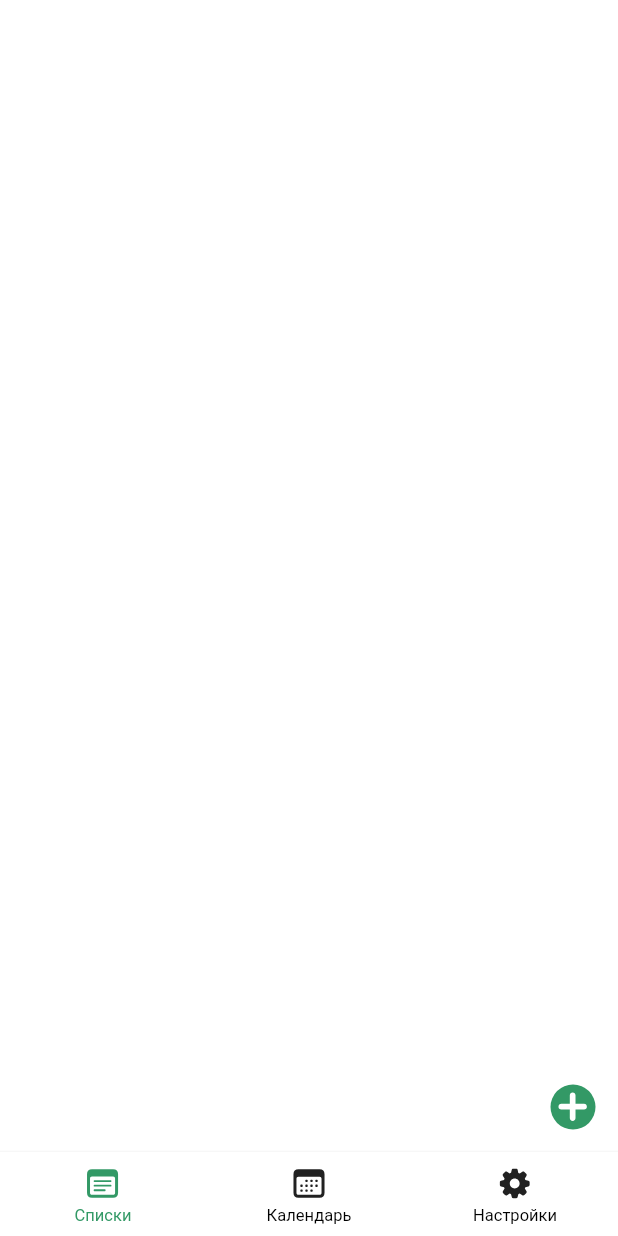
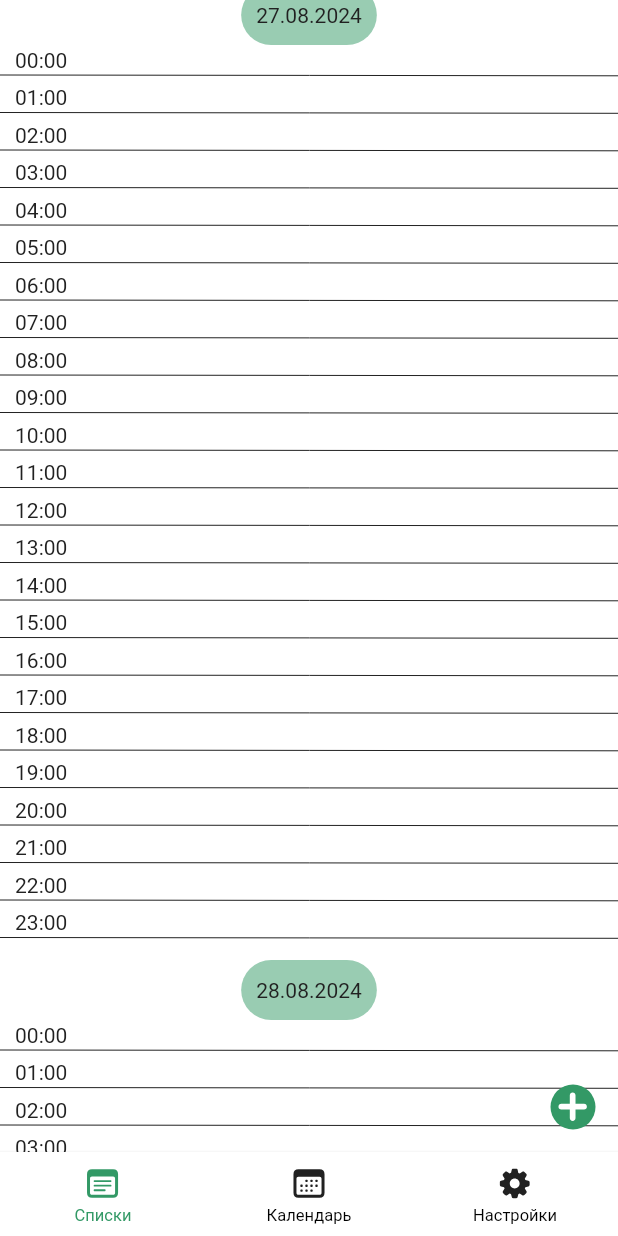
Before and after one commit to qoiu/task_calendar, a Flutter app: the screen it shows after launch, on a phone screen of 412 x 824 dp. Run offline on Flutter 3.47's test engine with Material 3 defaults, Android fonts, the phone set to English and light mode, and no system bars; our stand-ins replace flutter_svg, sqflite; accounts and stored records are empty; generated files the repository leaves out were written again.

```diff
--- a/lib/main.dart
+++ b/lib/main.dart
@@ -1,9 +1,8 @@
 import 'package:flutter/material.dart';
-import 'package:task_calendar/database/tasks_database.dart';
+import 'package:flutter_gen/gen_l10n/app_localizations.dart';
 import 'package:task_calendar/screens/main_app_screen.dart';
 import 'package:task_calendar/themes.dart';
 import 'package:task_calendar/utils/utils.dart';
-import 'package:flutter_gen/gen_l10n/app_localizations.dart';
 
 void main() {
   runApp(const MyApp());
--- a/lib/models/task.dart
+++ b/lib/models/task.dart
@@ -4,34 +4,47 @@ import 'package:task_calendar/themes.dart';
 import 'package:task_calendar/utils/utils.dart';
 
 class Task {
+  int? id;
   String title;
   String? description;
   Color color;
   DateTime start;
-  DateTime end;
+  DateTime? end;
 
   Color get textColor => color.oppositeColor();
-  String get time =>
-      '${formatTime.format(start).padLeft(5, '0')} - ${formatTime.format(end).padLeft(5, '0')}';
+  String get time => end == null
+      ? formatTime.format(start).padLeft(5, '0')
+      : '${formatTime.format(start).padLeft(5, '0')} - ${formatTime.format(end!).padLeft(5, '0')}';
 
   Task(
       {required this.title,
       this.description,
       this.color = MainTheme.accent,
       required this.start,
-      required this.end});
+      this.end});
 
   Task.fromJson(Map<String, dynamic> json)
-      : title = json['title'],
+      : id = json['id'],
+        title = json['title'],
         description = json['description'],
         color = json['color'] ?? MainTheme.accent,
-        start = json['start'],
-        end = json['end'];
+        start = json['start'] != null
+            ? DateTime.fromMillisecondsSinceEpoch(json['start'])
+            : DateTime.now(),
+        end = json['end'] != null
+            ? DateTime.fromMillisecondsSinceEpoch(json['end'])
+            : null;
 
   Map<String, Object?> toDb() => {
+        if (id != null) 'id': id,
         'title': title,
         'description': description,
         'start': start.millisecondsSinceEpoch,
-        'end': end.millisecondsSinceEpoch
+        'end': end?.millisecondsSinceEpoch
       };
+
+  @override
+  String toString() {
+    return 'Task{title: $title, start: ${formatDate.format(start)}}';
+  }
 }
--- a/lib/screens/lists/custom_painter.dart
+++ b/lib/screens/lists/custom_painter.dart
@@ -6,22 +6,18 @@ import 'package:task_calendar/screens/lists/models/custom_data.dart';
 import 'package:task_calendar/utils/utils.dart';
 
 class ListPainter extends CustomPainter {
-  final List<Task> tasks;
-  DrawTaskHelper datesHelper;
   final CustomListController controller;
 
-  ListPainter(
-      {required this.controller,
-      required this.tasks,
-      required this.datesHelper});
+  ListPainter(this.controller);
 
   @override
   void paint(Canvas canvas, Size size) {
+    controller.regions.clear();
     drawDates(canvas, size);
   }
 
   drawDates(Canvas canvas, Size size) {
-    'y: ${controller.yOffset}'.dpBlue().print();
+    // 'y: ${controller.yOffset}'.dpBlue().print();
     Paint paint = Paint()
       ..color = getColorScheme().primary.withOpacity(0.5)
       ..style = PaintingStyle.fill;
@@ -29,8 +25,8 @@ class ListPainter extends CustomPainter {
     double nextItemH = 0.0;
     double firstDateOffset = 0.0;
     double secondDateOffset = 0.0;
-    for (var date in datesHelper.dates) {
-      var index = datesHelper.dates.indexOf(date);
+    for (var date in controller.drawTaskHelper.dates) {
+      var index = controller.drawTaskHelper.dates.indexOf(date);
       TextPainter textPainter = TextPainter(
         text: TextSpan(
           text: date.title,
@@ -61,6 +57,7 @@ class ListPainter extends CustomPainter {
           ));
       nextItemH += textHeight + 10;
       for (var time in date.times) {
+        var timeStart = nextItemH;
         TextPainter textPainter = TextPainter(
           text: TextSpan(
             text: time.title,
@@ -75,19 +72,24 @@ class ListPainter extends CustomPainter {
 
         textPainter.paint(canvas, Offset(10, controller.yOffset + nextItemH));
         nextItemH.toString().dpYellow();
-        var taskHeight = nextItemH;
-        for (Task task in time.tasks) {
-          drawTask(
-              canvas,
-              Size(size.width - textWidth - 30, taskHeight + 5),
-              Offset(textWidth + 20, taskHeight + controller.yOffset - 5),
-              task);
-          taskHeight += textHeight + 5;
+        var taskOffset = nextItemH;
+        for (UiTask task in time.tasks) {
+          task.task.title.dpBlue().print();
+          var rect = Rect.fromLTWH(textWidth + 20, taskOffset - 5,
+              size.width - textWidth - 30, textHeight + 5);
+          rect.toString().dpGreen().print();
+          drawTask(canvas, rect.size,
+              Offset(rect.left, rect.top + controller.yOffset), task.task);
+          controller.regions.addEntries([MapEntry(rect, task)]);
+          taskOffset += textHeight + 5;
         }
-        nextItemH += max(textHeight, taskHeight);
+        nextItemH = max(nextItemH + textHeight, taskOffset);
         canvas.drawLine(Offset(0, controller.yOffset + nextItemH),
             Offset(size.height, controller.yOffset + nextItemH + 1), linePaint);
         nextItemH += 5;
+        var rect =
+            Rect.fromLTWH(0, timeStart, size.width, nextItemH - timeStart);
+        controller.regions.addEntries([MapEntry(rect, time)]);
         if (controller.yOffset + nextItemH > size.height + 100) {
           break;
         }
@@ -104,24 +106,21 @@ class ListPainter extends CustomPainter {
       }
     }
     if (controller.yOffset > 0 && firstDateOffset > 0) {
-      controller.updateDate();
       controller.currentDate =
           controller.currentDate.add(const Duration(days: -1));
+      controller.updateDates();
       controller.yOffset -= firstDateOffset;
       "newOffset: ${controller.yOffset}".dpRed().print();
-      controller.updateDate();
+      controller.updateDates();
       // drawDates(canvas, size);
       return;
     }
-    "${controller.yOffset}<secondDateOffset: ${secondDateOffset * -1}"
-        .dpRed()
-        .print();
     if (controller.yOffset < secondDateOffset * -1 && secondDateOffset > 0) {
       controller.currentDate =
           controller.currentDate.add(const Duration(days: 1));
       controller.yOffset += secondDateOffset - firstDateOffset;
       "newOffset: ${controller.yOffset}".dpRed().print();
-      controller.updateDate();
+      controller.updateDates();
       // drawDates(canvas, size);
       return;
     }
@@ -147,9 +146,9 @@ class ListPainter extends CustomPainter {
       ),
       textAlign: TextAlign.right,
       maxLines: 1,
-      textDirection: TextDirection.rtl,
+      textDirection: TextDirection.ltr,
     );
-    timeTextPainter.layout(maxWidth: size.width / 2);
+    timeTextPainter.layout(maxWidth: size.width);
     double textWidth = timeTextPainter.width;
     timeTextPainter.paint(
         canvas, Offset(size.width - textWidth / 2, offset.dy));
--- a/lib/screens/lists/main_custom_list_screen.dart
+++ b/lib/screens/lists/main_custom_list_screen.dart
@@ -1,8 +1,8 @@
 import 'package:flutter/material.dart';
+import 'package:sqflite/sqflite.dart';
 import 'package:task_calendar/components/svg_button.dart';
 import 'package:task_calendar/database/tasks_database.dart';
 import 'package:task_calendar/models/task.dart';
-import 'package:task_calendar/screens/lists/components/list_date_time_item.dart';
 import 'package:task_calendar/screens/lists/models/custom_data.dart';
 import 'package:task_calendar/utils/utils.dart';
 
@@ -15,29 +15,35 @@ class MainCustomListScreen extends StatefulWidget {
   State<MainCustomListScreen> createState() => _MainCustomListScreenState();
 }
 
-class _MainCustomListScreenState extends State<MainCustomListScreen> {
-  CustomListController offsetController = CustomListController();
+class _MainCustomListScreenState extends State<MainCustomListScreen>
+    with CustomListController {
   List<Task> tasks = [];
 
   @override
-  void initState() {
-    super.initState();
-    offsetController.updateDate = updateDates;
+  onTaskClick(UiTask task) {}
+
+  @override
+  onTimeClick(UiTime time) async {
+    await tasksDatabase.database.insert(
+      'tasks',
+      Task(title: 'new task', start: time.time).toDb(),
+      conflictAlgorithm: ConflictAlgorithm.replace,
+    );
+    updateDates();
   }
 
+  @override
   updateDates() async {
     'updateDates'.dpRed().printLong();
+    drawTaskHelper = DrawTaskHelper.fromToday(currentDate, tasks);
+    await Future.delayed(const Duration(milliseconds: 100));
+    setState(() {});
     try {
-      // var id = await tasksDatabase.database.insert(
-      //     'tasks',
-      //     Task(title: 'test', start: DateTime.now(), end: DateTime.now())
-      //         .toDb(),
-      //     conflictAlgorithm: ConflictAlgorithm.replace);
-      // 'create $id'.dpGreen().print();
       tasks = (await tasksDatabase.database.query('tasks'))
           .map((e) => Task.fromJson(e))
           .toList();
       tasks.toString().dpRed().printLong();
+      drawTaskHelper = DrawTaskHelper.fromToday(currentDate, tasks);
       'updateDates'.dpRed().print();
     } on Exception catch (e) {
       e.toString().dpRed().printLong();
@@ -52,29 +58,26 @@ class _MainCustomListScreenState extends State<MainCustomListScreen> {
       children: [
         GestureDetector(
             onVerticalDragUpdate: (drag) {
-              offsetController.yOffset += drag.delta.dy;
+              yOffset += drag.delta.dy;
               setState(() {});
+            },
+            onTapDown: (details) {
+              onTap(Offset(details.localPosition.dx,
+                  details.localPosition.dy - yOffset));
             },
             child: Container(
                 color: Colors.transparent,
                 width: double.maxFinite,
                 height: double.maxFinite,
                 child: CustomPaint(
-                  painter: ListPainter(
-                      datesHelper: DrawTaskHelper(dates)List.generate(50, (i) {
-                        return ListDateTimeItem(formatDate.format(
-                            offsetController.currentDate
-                                .add(Duration(days: i - 1))));
-                      }),
-                      tasks: tasks,
-                      controller: offsetController),
+                  painter: ListPainter(this),
                 ))),
         Container(
           alignment: Alignment.bottomRight,
           padding: const EdgeInsets.all(15),
           child: SvgButton('assets/svg/ic_plus.svg', () {
             setState(() {
-              offsetController.yOffset -= 100;
+              yOffset -= 100;
             });
           }),
         )
--- a/lib/screens/lists/models/custom_data.dart
+++ b/lib/screens/lists/models/custom_data.dart
@@ -1,31 +1,94 @@
+import 'package:flutter/material.dart';
+import 'package:task_calendar/models/task.dart';
+import 'package:task_calendar/utils/utils.dart';
 
-import 'package:task_calendar/models/task.dart';
-
-class CustomListController {
+mixin CustomListController {
   double yOffset = 0.0;
   DateTime currentDate = DateTime.now();
-  Function() updateDate = () {};
-  DrawTaskHelper drawTaskHelper = DrawTaskHelper([]);
+  DrawTaskHelper drawTaskHelper = DrawTaskHelper.fromToday(DateTime.now());
+  Map<Rect, dynamic> regions = {};
+
+  onTap(Offset point) {
+    point.toString().dpYellow().print();
+    var contain = regions.entries.where((e) => e.key.contains(point));
+    contain.map((e) => e.value.toString()).join(",").dpGreen().print();
+    var region = contain.firstOrNull?.value;
+    if (region is UiTask) {
+      region.task.title.dpRed().print();
+      onTaskClick(region);
+    }
+    if (region is UiTime) {
+      region.title.dpRed().print();
+      region.parent.title.dpRed().print();
+      onTimeClick(region);
+    }
+  }
+
+  updateDates() {}
+
+  onTaskClick(UiTask task) {}
+  onTimeClick(UiTime time) {}
 }
 
 class DrawTaskHelper {
   List<UiDate> dates;
 
-  DrawTaskHelper._(this.dates);
-  DrawTaskHelper.fromToday(DateTime today):dates = List.generate(20, (i)=>UiDate(title, times))
+  DrawTaskHelper(this.dates);
 
+  DrawTaskHelper.fromToday(DateTime today, [List<Task>? tasks])
+      : dates = List.generate(
+            20,
+            (i) => UiDate(
+                formatDate.format(today.add(Duration(days: i - 1))),
+                List.generate(
+                    24, (i) => UiTime('${i.toString().padLeft(2, '0')}:00')))) {
+    dates.forEach((date) {
+      date.times.forEach((time) {
+        time.parent = date;
+      });
+    });
+    if (tasks != null) {
+      tasks.forEach((task) {
+        var date = formatDate.format(task.start);
+        var time = formatTime.format(task.start);
+        dates
+            .where((e) => e.title == date)
+            .firstOrNull
+            ?.times
+            .where((t) => t.title == time)
+            .firstOrNull
+            ?.let((t) {
+          t.tasks.add(UiTask(task));
+        });
+      });
+    }
+  }
 }
 
 class UiDate {
   String title;
   List<UiTime> times;
 
+  DateTime get date => formatDate.parse(title);
   UiDate(this.title, this.times);
 }
 
 class UiTime {
   String title;
-  List<Task> tasks;
+  late UiDate parent;
+  List<UiTask> tasks = List<UiTask>.empty(growable: true);
 
-  UiTime(this.title, this.tasks);
+  DateTime get time => DateTime(parent.date.year, parent.date.month, parent.date.day, formatTime.parse(title).hour,  formatTime.parse(title).minute);
+
+  UiTime(this.title, [List<Task>? defaultTasks]) {
+    if (defaultTasks != null) {
+      tasks = defaultTasks.map((e) => UiTask(e)).toList();
+    }
+  }
 }
+
+class UiTask {
+  Task task;
+
+  UiTask(this.task);
+}
--- a/lib/utils/utils.dart
+++ b/lib/utils/utils.dart
@@ -32,3 +32,7 @@ extension OppositeColor on Color {
     return sum > 128 ? MainTheme.textColor : MainTheme.textColorWhite;
   }
 }
+
+extension NullableExtention<T extends dynamic> on T {
+  R? let<R>(R Function(T that) op) => this == null ? null : op(this);
+}
```
